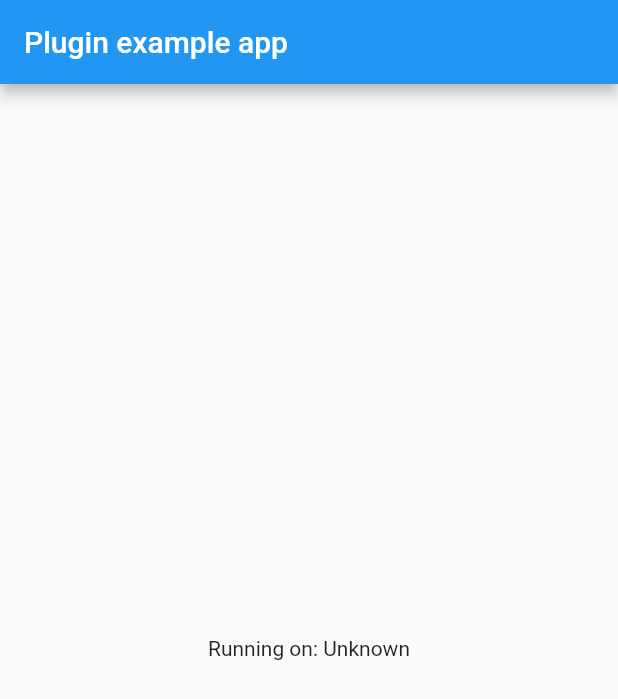
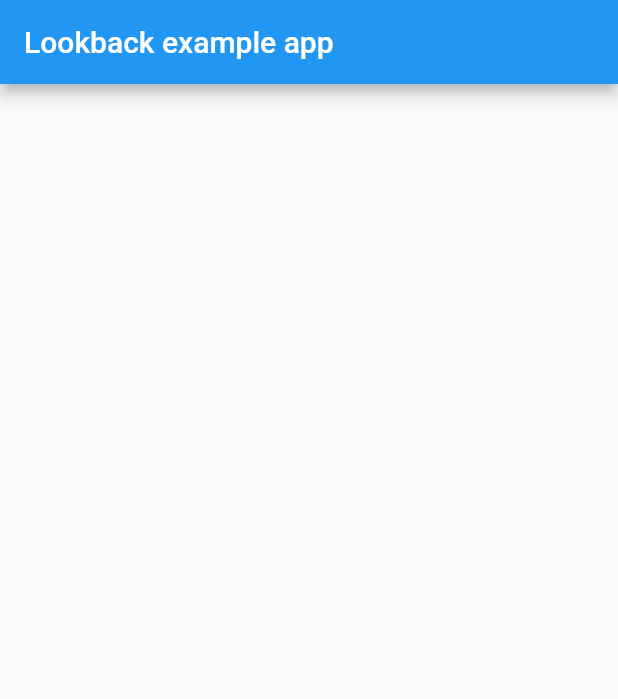
Before and after one commit to HomeX-It/lookback-ios-flutter, a Flutter app: the screen it shows after launch, on a phone screen of 412 x 824 dp. Shown: the top 699 px of the screen. Run offline on Flutter 3.47's test engine with Material 2 defaults, Android fonts, the phone set to English and light mode, and no system bars.

Commit message:
cleaned up default plugin code

```diff
--- a/lookback_ios_flutter/example/lib/main.dart
+++ b/lookback_ios_flutter/example/lib/main.dart
@@ -1,8 +1,4 @@
 import 'package:flutter/material.dart';
-import 'dart:async';
-
-import 'package:flutter/services.dart';
-import 'package:lookback_ios_flutter/lookback_ios_flutter.dart';
 
 void main() => runApp(MyApp());
 
@@ -12,43 +8,12 @@ class MyApp extends StatefulWidget {
 }
 
 class _MyAppState extends State<MyApp> {
-  String _platformVersion = 'Unknown';
-
-  @override
-  void initState() {
-    super.initState();
-    initPlatformState();
-  }
-
-  // Platform messages are asynchronous, so we initialize in an async method.
-  Future<void> initPlatformState() async {
-    String platformVersion;
-    // Platform messages may fail, so we use a try/catch PlatformException.
-    try {
-      platformVersion = await LookbackIosFlutter.platformVersion;
-    } on PlatformException {
-      platformVersion = 'Failed to get platform version.';
-    }
-
-    // If the widget was removed from the tree while the asynchronous platform
-    // message was in flight, we want to discard the reply rather than calling
-    // setState to update our non-existent appearance.
-    if (!mounted) return;
-
-    setState(() {
-      _platformVersion = platformVersion;
-    });
-  }
-
   @override
   Widget build(BuildContext context) {
     return MaterialApp(
       home: Scaffold(
         appBar: AppBar(
-          title: const Text('Plugin example app'),
-        ),
-        body: Center(
-          child: Text('Running on: $_platformVersion\n'),
+          title: Text('Lookback example app'),
         ),
       ),
     );
--- a/lookback_ios_flutter/lib/lookback_ios_flutter.dart
+++ b/lookback_ios_flutter/lib/lookback_ios_flutter.dart
@@ -1,13 +1,2 @@
-import 'dart:async';
-
-import 'package:flutter/services.dart';
-
-class LookbackIosFlutter {
-  static const MethodChannel _channel =
-      const MethodChannel('lookback_ios_flutter');
-
-  static Future<String> get platformVersion async {
-    final String version = await _channel.invokeMethod('getPlatformVersion');
-    return version;
-  }
-}
+// Unused for now. Future method calls to Lookback client will be made here
+class LookbackIosFlutter {}
```
Also changed, not shown: 1 other file.
